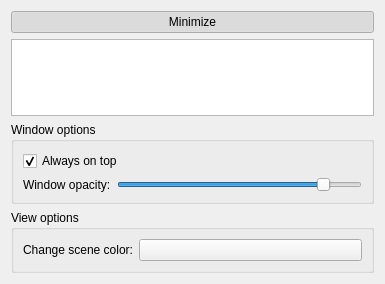
The window that MNE/disp3D/control/control3dwidget.ui (mne-tools/mne-cpp) describes before a commit, drawn with Qt 5.
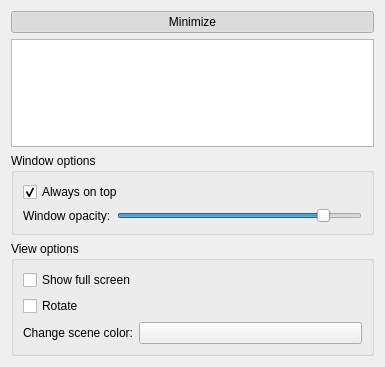
The same window after the commit.

Commit message: [LIB-89] Add animation and full screen mode to control 3D

```diff
--- a/MNE/disp3D/control/control3dwidget.ui
+++ b/MNE/disp3D/control/control3dwidget.ui
@@ -7,7 +7,7 @@
     <x>0</x>
     <y>0</y>
     <width>385</width>
-    <height>284</height>
+    <height>367</height>
    </rect>
   </property>
   <property name="sizePolicy">
@@ -122,20 +122,34 @@
           <string>View options</string>
          </property>
          <layout class="QFormLayout" name="formLayout">
-          <item row="0" column="0">
+          <item row="2" column="0">
            <widget class="QLabel" name="m_label_sceneColorPicker">
             <property name="text">
              <string>Change scene color:</string>
             </property>
            </widget>
           </item>
-          <item row="0" column="1">
+          <item row="2" column="1">
            <widget class="QPushButton" name="m_pushButton_sceneColorPicker">
             <property name="text">
              <string/>
             </property>
            </widget>
           </item>
+          <item row="0" column="0" colspan="2">
+           <widget class="QCheckBox" name="m_checkBox_showFullScreen">
+            <property name="text">
+             <string>Show full screen</string>
+            </property>
+           </widget>
+          </item>
+          <item row="1" column="0" colspan="2">
+           <widget class="QCheckBox" name="m_checkBox_rotate">
+            <property name="text">
+             <string>Rotate</string>
+            </property>
+           </widget>
+          </item>
          </layout>
         </widget>
        </item>
```
The commit also changes 7 other files.
